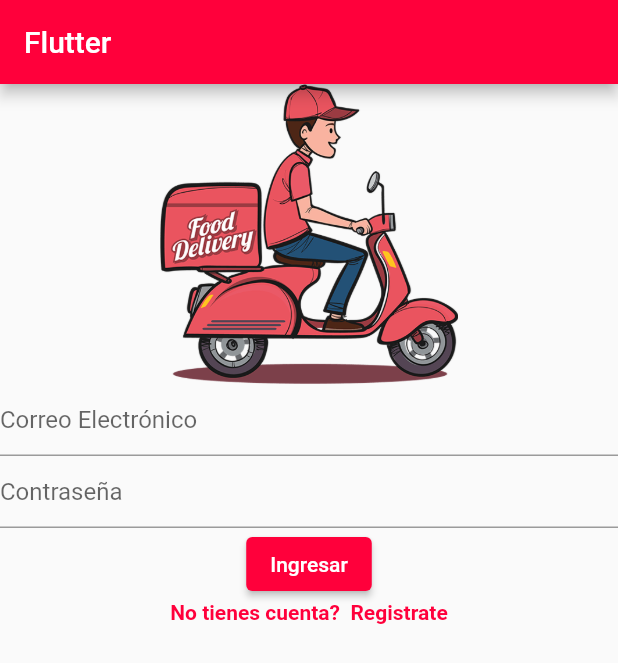
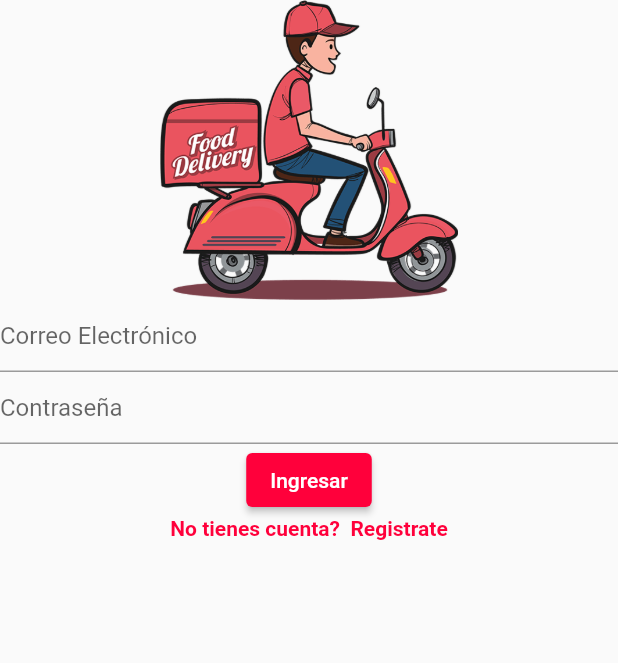
Before and after one commit to PaulGuillen/ChatFlutter, a Flutter app: the screen it shows after launch, on a phone screen of 412 x 824 dp. Shown: the top 663 px of the screen. Run offline on Flutter 3.47's test engine with Material 2 defaults, Android fonts, the phone set to English and light mode, and no system bars.

Commit message:
Creating login screen - second day

```diff
--- a/lib/src/login/login_page.dart
+++ b/lib/src/login/login_page.dart
@@ -9,39 +9,62 @@ class  LoginPage extends StatefulWidget {
 }
 
 class _LoginPageState extends State< LoginPage> {
+
+
   @override
   Widget build(BuildContext context) {
     return Scaffold(
       //Evitar el redimensionamietno de la app - es malo
       resizeToAvoidBottomInset: false,
-        appBar: AppBar(
-        title: Text('Flutter'),
-      ),
       body: SizedBox(
-
         width: double.infinity,
         child: Column(
           crossAxisAlignment: CrossAxisAlignment.center,
         children: [
-          Image.asset('assets/img/delivery.png',
+          _imageBanner(),
+          _textFieldEmail(),
+          _textFieldPassword(),
+          _buttonLogin(),
+          _textDonHaveAccount()
+        ],
+        ),
+      )
+    );
+  }
+
+  Widget _imageBanner(){
+    return Image.asset(
+      'assets/img/delivery.png',
       width: 200,
       height: 200,
-          ),
-          TextField(
+    );
+  }
+
+  Widget _textFieldEmail(){
+    return const TextField(
       decoration: InputDecoration(
           hintText: 'Correo Electrónico'
       ),
-          ),
-          TextField(
+    );
+  }
+
+  Widget _textFieldPassword(){
+    return const TextField(
       decoration: InputDecoration(
           hintText: 'Contraseña'
       ),
-          ),
-          ElevatedButton(
+    );
+  }
+
+  Widget _buttonLogin(){
+    return  ElevatedButton(
       onPressed: () {},
       child: const Text('Ingresar'),
-          ),
-          Row(
+    );
+  }
+
+  Widget _textDonHaveAccount(){
+    return  Row(
       mainAxisAlignment: MainAxisAlignment.center,
       children: [
         Text(
@@ -51,7 +74,7 @@ class _LoginPageState extends State< LoginPage> {
               color:  MyColors.primaryColor
           ),
         ),
-              SizedBox(width: 7),
+        const SizedBox(width: 7),
         Text(
           'Registrate',
           style: TextStyle(
@@ -60,10 +83,7 @@ class _LoginPageState extends State< LoginPage> {
           ),
         ),
       ],
-          )
-        ],
-        ),
-      )
     );
   }
+
 }
```
Lines whose indentation alone changed are shown as unchanged.
